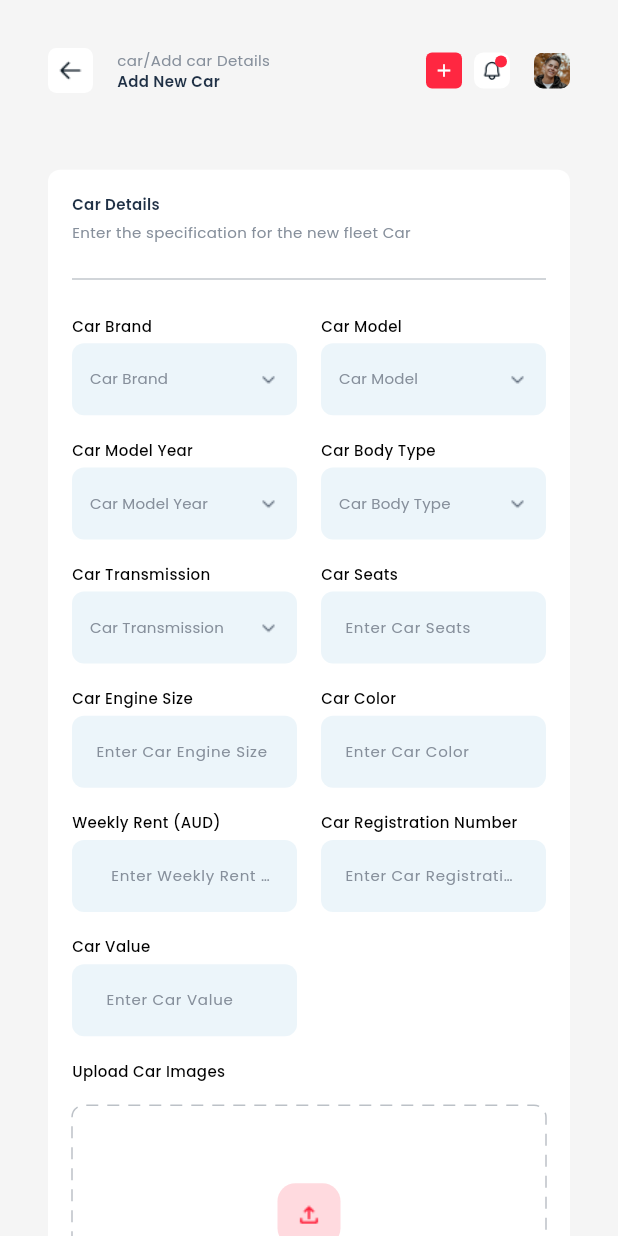
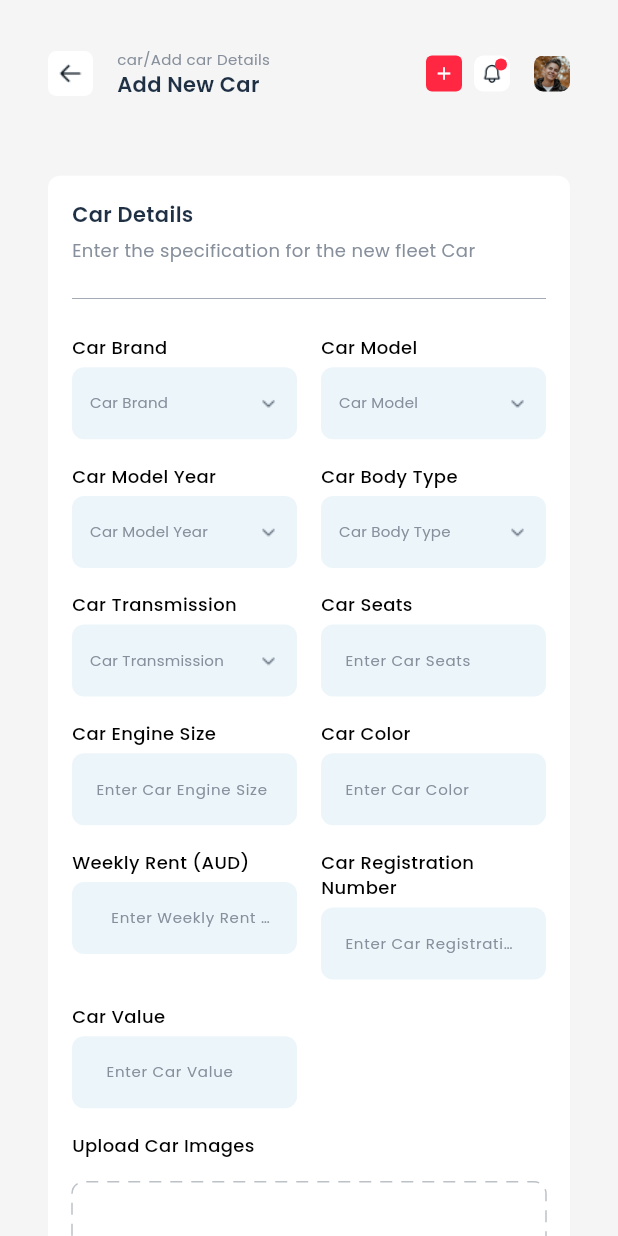
Before and after one commit to huzaifa-huzzi/Car_Rental_Project, a Flutter app: the CarDetailsScreen screen opened directly, after a tap on the "add" icon, on a phone screen of 412 x 824 dp. Run offline on Flutter 3.47's test engine with Material 3 defaults, Android fonts, the light colour scheme and no system bars; drawn by our look-alikes of dotted_border; our stand-ins replace file_picker, get, go_router, google_fonts, url_strategy; network calls fail.

Commit message:
Fontsizes setting done

```diff
--- a/lib/Car Inventory/AddingCar/Widgets/AddCarFormWidget.dart
+++ b/lib/Car Inventory/AddingCar/Widgets/AddCarFormWidget.dart
@@ -116,6 +116,7 @@ class AddCarFormWidget extends StatelessWidget {
                 color: AppColors.secondaryColor,
               ),
               child: TextField(
+                cursorColor: AppColors.blackColor,
                 maxLines: 6,
                 decoration: InputDecoration(
                   hintText: TextString.descriptionTextFieldText,
--- a/lib/Car Inventory/Car Details/Widget/PreviewOverlay.dart
+++ b/lib/Car Inventory/Car Details/Widget/PreviewOverlay.dart
@@ -138,7 +138,6 @@ class CarDocumentPreviewOverlay extends StatelessWidget {
                           ),
                         ],
                       ),
-
                     ],
                   ),
                 );
--- a/lib/Car Inventory/Car Directory/ListViewScreen/Widgets/CarListItemWidget.dart
+++ b/lib/Car Inventory/Car Directory/ListViewScreen/Widgets/CarListItemWidget.dart
@@ -131,7 +131,7 @@ class _CarListCardState extends State<CarListCard> {
 
 
 
- /// ---------- Extra Widgets
+ /// ---------- Extra Widgets----------//
 
 
    // innerWhiteCard
@@ -246,7 +246,7 @@ class _CarListCardState extends State<CarListCard> {
       child: Text(
         widget.status,
         style: TTextTheme.smallX(context)
-            ?.copyWith(color: txt, fontWeight: FontWeight.bold),
+            ?.copyWith(color: txt),
       ),
     );
   }
--- a/lib/Car Inventory/Car Directory/ReusableWidget/ButtonWidget.dart
+++ b/lib/Car Inventory/Car Directory/ReusableWidget/ButtonWidget.dart
@@ -7,7 +7,7 @@ class AddButton extends StatelessWidget {
   final double? height;
   final double? width;
   final VoidCallback onTap;
-  final BorderRadius? borderRadius; // <-- changed to BorderRadius?
+  final BorderRadius? borderRadius;
   final Widget? icon;
   final bool isIconLeft;
 
@@ -17,7 +17,7 @@ class AddButton extends StatelessWidget {
     required this.onTap,
     this.height,
     this.width,
-    this.borderRadius, // <-- nullable BorderRadius
+    this.borderRadius,
     this.icon,
     this.isIconLeft = true,
   });
@@ -32,7 +32,7 @@ class AddButton extends StatelessWidget {
         padding: const EdgeInsets.symmetric(horizontal: 16, vertical: 10),
         decoration: BoxDecoration(
           color: AppColors.primaryColor,
-          borderRadius: borderRadius ?? BorderRadius.circular(8), // default 8
+          borderRadius: borderRadius ?? BorderRadius.circular(8),
         ),
         child: Center(
           child: icon != null
--- a/lib/Car Inventory/Car Directory/ReusableWidget/CardListHeaderWidget.dart
+++ b/lib/Car Inventory/Car Directory/ReusableWidget/CardListHeaderWidget.dart
@@ -62,21 +62,21 @@ class CardListHeaderWidget extends StatelessWidget {
         Container(
           width: double.infinity,
           padding: EdgeInsets.symmetric(
-            horizontal: horizontalPadding, // Use scaled padding (4.0 at 270px)
+            horizontal: horizontalPadding,
             vertical: AppSizes.verticalPadding(context),
           ),
           child: Row(
             mainAxisAlignment: MainAxisAlignment.spaceBetween,
             children: [
-              // LEFT SECTION: Search Box & Filter Button
-              Expanded( // FIX 1: Wrap Left Row in Expanded to give max space to Search/Filter and push the right side
+              Expanded(
                 child: Row(
                   mainAxisSize: MainAxisSize.min,
                   children: [
                     // Search Box
-                    Expanded( // FIX 2: Search Box takes up available space
+                    (isWeb)
+                        ? SizedBox(
+                      width: 260,
                       child: Container(
-                        // Remove fixed width constraint here
                         height: buttonHeight,
                         padding: EdgeInsets.symmetric(
                           horizontal: AppSizes.padding(context) * 0.5,
@@ -103,8 +103,49 @@ class CardListHeaderWidget extends StatelessWidget {
                                 decoration: InputDecoration(
                                   isCollapsed: true,
                                   contentPadding: EdgeInsets.zero,
-                                  // Shorter hint text for aggressive screens
-                                  hintText: screenWidth < 350 ? "Search..." : "Search client...",
+                                  hintText: screenWidth < 350
+                                      ? "Search..."
+                                      : "Search client name, car, etc...",
+                                  hintStyle: TTextTheme.smallX(context),
+                                  border: InputBorder.none,
+                                ),
+                              ),
+                            ),
+                          ],
+                        ),
+                      ),
+                    )
+                        : Expanded(
+                      child: Container(
+                        height: buttonHeight,
+                        padding: EdgeInsets.symmetric(
+                          horizontal: AppSizes.padding(context) * 0.5,
+                        ),
+                        decoration: BoxDecoration(
+                          color: Colors.white,
+                          borderRadius: BorderRadius.circular(
+                            AppSizes.borderRadius(context),
+                          ),
+                        ),
+                        child: Row(
+                          children: [
+                            Image.asset(
+                              IconString.searchIcon,
+                              color: AppColors.secondTextColor,
+                              width: 18,
+                              height: 18,
+                            ),
+                            SizedBox(width: AppSizes.padding(context) * 0.4),
+                            Expanded(
+                              child: TextField(
+                                cursorColor: AppColors.blackColor,
+                                style: TTextTheme.smallX(context),
+                                decoration: InputDecoration(
+                                  isCollapsed: true,
+                                  contentPadding: EdgeInsets.zero,
+                                  hintText: screenWidth < 350
+                                      ? "Search..."
+                                      : "Search client name, car, etc...",
                                   hintStyle: TTextTheme.smallX(context),
                                   border: InputBorder.none,
                                 ),
@@ -115,7 +156,8 @@ class CardListHeaderWidget extends StatelessWidget {
                       ),
                     ),
 
-                    SizedBox(width: smallSpacing), // Use scaled spacing (4.0 at 270px)
+
+                    SizedBox(width: smallSpacing),
 
                     // FILTER BUTTON
                     Obx(() {
@@ -124,7 +166,7 @@ class CardListHeaderWidget extends StatelessWidget {
                         icon: IconString.filterIcon,
                         text: "Filter",
                         isOpen: controller.isFilterOpen.value,
-                        showText: showFilterText, // Show text only on wider screens
+                        showText: showFilterText,
                         onTap: () {
                           controller.toggleFilter();
                           if (onFilter != null) onFilter!();
@@ -135,15 +177,13 @@ class CardListHeaderWidget extends StatelessWidget {
                 ),
               ),
 
-              SizedBox(width: smallSpacing), // Space between Left and Right sections
+              SizedBox(width: smallSpacing),
 
-              // RIGHT SECTION: View Toggles & Add Button (mainAxisSize: MainAxisSize.min is crucial here)
               Obx(() {
                 final bool isUltraTight = screenWidth < tightSpacingThreshold;
 
                 final double buttonGap = isUltraTight ? 1.0 : 4.0;
 
-                // Adjust space between View Toggles and Add Button (minimal space below 400px)
                 final double addCarButtonSpacing = screenWidth < overflowFixThreshold ?
                 AppSizes.padding(context) * 0.75 :
                 AppSizes.padding(context) * 1.5;
@@ -153,7 +193,6 @@ class CardListHeaderWidget extends StatelessWidget {
                   children: [
                     Container(
                       padding: EdgeInsets.symmetric(
-                        // Aggressively reduced padding for screens < 380px
                         vertical: isUltraTight ? 2.0 : AppSizes.padding(context) * 0.1,
                         horizontal: isUltraTight ? 4.0 : AppSizes.padding(context) * 0.2,
                       ),
@@ -171,10 +210,10 @@ class CardListHeaderWidget extends StatelessWidget {
                             iconPath: IconString.previewOne,
                             isSelected: controller.selectedView.value == 0,
                             onTap: () => controller.selectedView.value = 0,
-                            size: viewToggleSize, // Use scaled size (28.0 at 270px)
+                            size: viewToggleSize,
                           ),
 
-                          SizedBox(width: buttonGap), // Minimal space
+                          SizedBox(width: buttonGap),
 
                           _selectableIconButton(
                             context: context,
--- a/lib/Car Inventory/Car Directory/TableViewScreen/Widgets/CardListTableWidget.dart
+++ b/lib/Car Inventory/Car Directory/TableViewScreen/Widgets/CardListTableWidget.dart
@@ -196,7 +196,6 @@ class CarListTableWidget extends StatelessWidget {
               text,
               style: TTextTheme.titleseven(context)?.copyWith(
                 color: textColor,
-                fontWeight: FontWeight.bold,
               ),
             ),
           ),
--- a/lib/Resources/TextTheme.dart
+++ b/lib/Resources/TextTheme.dart
@@ -24,32 +24,32 @@ import 'package:flutter/material.dart';
 class TTextTheme {
 
   static TextStyle h1Style(BuildContext context){
-    return _textStyle(fontSize:AppTextSizes.size(context, 10, 22, 32),fontWeight: FontWeight.w600,color: AppColors.textColor);
+    return _textStyle(fontSize:AppTextSizes.size(context, 22, 22, 32),fontWeight: FontWeight.w600,color: AppColors.textColor);
   }
 
   static TextStyle h3Style(BuildContext context){
-    return _textStyle(fontSize:AppTextSizes.size(context, 10, 20, 26),fontWeight: FontWeight.w600,color: AppColors.textColor);
+    return _textStyle(fontSize:AppTextSizes.size(context, 14, 14, 26),fontWeight: FontWeight.w600,color: AppColors.textColor);
   }
 
   static TextStyle h5Style(BuildContext context){
-    return _textStyle(fontSize:AppTextSizes.size(context, 10, 20, 22),fontWeight: FontWeight.w600,color: AppColors.textColor);
+    return _textStyle(fontSize:AppTextSizes.size(context, 14, 16, 22),fontWeight: FontWeight.w600,color: AppColors.textColor);
   }
 
   static TextStyle h6Style(BuildContext context){
-    return _textStyle(fontSize:AppTextSizes.size(context, 10, 20, 20),fontWeight: FontWeight.w500,color: AppColors.textColor);
+    return _textStyle(fontSize:AppTextSizes.size(context, 16, 16, 20),fontWeight: FontWeight.w500,color: AppColors.textColor);
   }
 
   static TextStyle h7Style(BuildContext context){
-    return _textStyle(fontSize:AppTextSizes.size(context, 10, 20, 20),fontWeight: FontWeight.w600,color: AppColors.textColor);
+    return _textStyle(fontSize:AppTextSizes.size(context, 14, 14, 20),fontWeight: FontWeight.w600,color: AppColors.textColor);
   }
 
 
   static TextStyle btnOne(BuildContext context){
-    return _textStyle(fontSize:AppTextSizes.size(context, 10, 12, 14),fontWeight: FontWeight.w500,color: AppColors.quadrantalTextColor);
+    return _textStyle(fontSize:AppTextSizes.size(context, 11, 12, 12),fontWeight: FontWeight.w500,color: AppColors.quadrantalTextColor);
   }
 
   static TextStyle btnTwo(BuildContext context){
-    return _textStyle(fontSize:AppTextSizes.size(context, 10, 20, 12),fontWeight: FontWeight.w400,color: AppColors.secondTextColor);
+    return _textStyle(fontSize:AppTextSizes.size(context, 10, 12, 12),fontWeight: FontWeight.w400,color: AppColors.secondTextColor);
   }
 
   static TextStyle btnThree(BuildContext context){
@@ -57,37 +57,37 @@ class TTextTheme {
   }
 
   static TextStyle btnFour(BuildContext context){
-    return _textStyle(fontSize:AppTextSizes.size(context, 10, 20, 12),fontWeight: FontWeight.w400,color: AppColors.textColor);
+    return _textStyle(fontSize:AppTextSizes.size(context, 12, 12, 12),fontWeight: FontWeight.w400,color: AppColors.textColor);
   }
   static TextStyle btnFive(BuildContext context){
-    return _textStyle(fontSize:AppTextSizes.size(context, 10, 20, 12),fontWeight: FontWeight.w400,color: AppColors.quadrantalTextColor);
+    return _textStyle(fontSize:AppTextSizes.size(context, 9, 9, 12),fontWeight: FontWeight.w400,color: AppColors.quadrantalTextColor);
   }
 
   static TextStyle btnWhiteColor(BuildContext context){
-    return _textStyle(fontSize:AppTextSizes.size(context, 10, 20, 12),fontWeight: FontWeight.w400,color: Colors.white);
+    return _textStyle(fontSize:AppTextSizes.size(context, 10, 10, 12),fontWeight: FontWeight.w400,color: Colors.white);// (only for web)
   }
 
   static TextStyle btnCancel(BuildContext context){
-    return _textStyle(fontSize:AppTextSizes.size(context, 10, 20, 14),fontWeight: FontWeight.w400,color: AppColors.textColor);
+    return _textStyle(fontSize:AppTextSizes.size(context, 14, 14, 14),fontWeight: FontWeight.w400,color: AppColors.textColor);
   }
 
   static TextStyle titleOne(BuildContext context){
-    return _textStyle(fontSize:AppTextSizes.size(context, 10, 20, 18),fontWeight: FontWeight.w600,color: AppColors.textColor,
+    return _textStyle(fontSize:AppTextSizes.size(context, 14, 16, 18),fontWeight: FontWeight.w600,color: AppColors.textColor,
     );
   }
 
   static TextStyle titleTwo(BuildContext context){
-    return _textStyle(fontSize:AppTextSizes.size(context, 10, 20, 12),fontWeight: FontWeight.w500,color: AppColors.blackColor,
+    return _textStyle(fontSize:AppTextSizes.size(context, 12, 12, 12),fontWeight: FontWeight.w500,color: AppColors.blackColor,
     );
   }
 
   static TextStyle titleThree(BuildContext context){
-    return _textStyle(fontSize:AppTextSizes.size(context, 10, 20, 11),fontWeight: FontWeight.w400,color: AppColors.quadrantalTextColor,
+    return _textStyle(fontSize:AppTextSizes.size(context, 12, 12, 12),fontWeight: FontWeight.w400,color: AppColors.quadrantalTextColor,
     );
   }
 
   static TextStyle titleFour(BuildContext context){
-    return _textStyle(fontSize:AppTextSizes.size(context, 10, 20, 10),fontWeight: FontWeight.w400,color: AppColors.quadrantalTextColor,
+    return _textStyle(fontSize:AppTextSizes.size(context, 10, 10, 10),fontWeight: FontWeight.w400,color: AppColors.quadrantalTextColor,
     );
   }
 
@@ -98,23 +98,23 @@ class TTextTheme {
   }
 
   static TextStyle titleSix(BuildContext context){
-    return _textStyle(fontSize:AppTextSizes.size(context, 10, 20, 14),fontWeight: FontWeight.w400,color: AppColors.quadrantalTextColor,
+    return _textStyle(fontSize:AppTextSizes.size(context, 10, 10, 14),fontWeight: FontWeight.w400,color: AppColors.quadrantalTextColor,
     );
   }
 
   static TextStyle titleseven(BuildContext context){
-    return _textStyle(fontSize:AppTextSizes.size(context, 10, 20, 11),fontWeight: FontWeight.w400,color: AppColors.textColor,
+    return _textStyle(fontSize:AppTextSizes.size(context, 11, 11, 11),fontWeight: FontWeight.w400,color: AppColors.textColor,
     );
   }
 
   static TextStyle titleeight(BuildContext context){
-    return _textStyle(fontSize:AppTextSizes.size(context, 10, 20, 11),fontWeight: FontWeight.w400,color: Colors.white,
+    return _textStyle(fontSize:AppTextSizes.size(context, 10, 10, 11),fontWeight: FontWeight.w400,color: Colors.white,
     );
   }
 
 
   static TextStyle titleSmallTexts(BuildContext context){
-    return _textStyle(fontSize:AppTextSizes.size(context, 10, 20, 14),fontWeight: FontWeight.w500,color: AppColors.textColor,
+    return _textStyle(fontSize:AppTextSizes.size(context, 12, 12, 14),fontWeight: FontWeight.w500,color: AppColors.textColor,
     );
   }
 
@@ -124,17 +124,17 @@ class TTextTheme {
   }
 
   static TextStyle titleUpperHeading(BuildContext context){
-    return _textStyle(fontSize:AppTextSizes.size(context, 10, 20, 12),fontWeight: FontWeight.w400,color: AppColors.quadrantalTextColor,
+    return _textStyle(fontSize:AppTextSizes.size(context, 10, 12, 12),fontWeight: FontWeight.w400,color: AppColors.quadrantalTextColor,
     );
   }
 
   static TextStyle smallX(BuildContext context){
-    return _textStyle(fontSize:AppTextSizes.size(context, 10, 11, 10),fontWeight: FontWeight.w300,color: AppColors.quadrantalTextColor,
+    return _textStyle(fontSize:AppTextSizes.size(context, 10, 11, 11),fontWeight: FontWeight.w300,color: AppColors.quadrantalTextColor,
     );
   }
 
   static TextStyle smallXX(BuildContext context){
-    return _textStyle(fontSize:AppTextSizes.size(context, 10, 10, 11),fontWeight: FontWeight.w400,color: AppColors.quadrantalTextColor,
+    return _textStyle(fontSize:AppTextSizes.size(context, 10, 10, 10),fontWeight: FontWeight.w400,color: AppColors.quadrantalTextColor,
     );
   }
 
@@ -146,7 +146,7 @@ class TTextTheme {
 
 
   static TextStyle pOne(BuildContext context){
-    return _textStyle(fontSize:AppTextSizes.size(context, 10, 11, 12),fontWeight: FontWeight.w400,color: AppColors.textColor,
+    return _textStyle(fontSize:AppTextSizes.size(context, 11, 11, 11),fontWeight: FontWeight.w400,color: AppColors.textColor,
     );
   }
 
@@ -156,7 +156,7 @@ class TTextTheme {
   }
 
   static TextStyle pThree(BuildContext context){
-    return _textStyle(fontSize:AppTextSizes.size(context, 10, 20, 9),fontWeight: FontWeight.w400,color: AppColors.quadrantalTextColor,
+    return _textStyle(fontSize:AppTextSizes.size(context, 10, 11, 11),fontWeight: FontWeight.w400,color: AppColors.quadrantalTextColor,
     );
   }
 
@@ -171,12 +171,12 @@ class TTextTheme {
   }
 
   static TextStyle documnetIsnideSmallText(BuildContext context){
-    return _textStyle(fontSize:AppTextSizes.size(context, 10, 20, 14),fontWeight: FontWeight.w500,color: AppColors.secondTextColor,
+    return _textStyle(fontSize:AppTextSizes.size(context, 14, 14, 14),fontWeight: FontWeight.w500,color: AppColors.secondTextColor,
     );
   }
 
   static TextStyle documnetIsnideSmallText2(BuildContext context){
-    return _textStyle(fontSize:AppTextSizes.size(context, 10, 20, 10),fontWeight: FontWeight.w500,color: AppColors.tertiaryTextColor,
+    return _textStyle(fontSize:AppTextSizes.size(context, 10, 10, 10),fontWeight: FontWeight.w500,color: AppColors.tertiaryTextColor,
     );
   }
 
```
